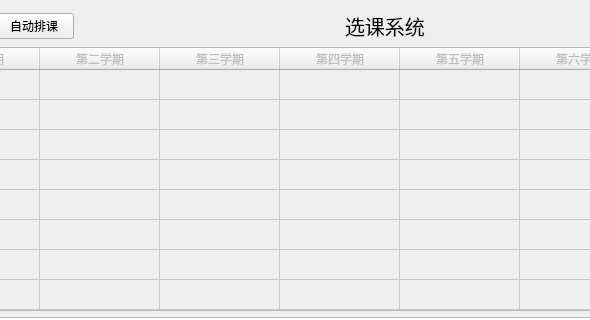
Before: the Qt Designer form CS_true/class_system.ui in AlanChen126/-, drawn with Qt 5; both pictures show x 103 to 693 and y 0 to 320 of the 1000 by 600 pixel window.
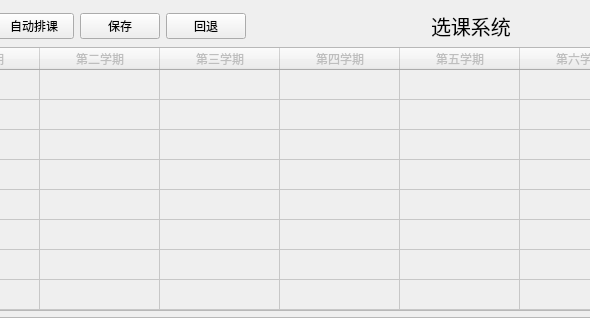
After: the same form once the commit is applied.

Commit message: 添加了回退和保存按钮，adjust函数还是有问题

```diff
--- a/CS_true/class_system.ui
+++ b/CS_true/class_system.ui
@@ -45,6 +45,20 @@
           </property>
          </widget>
         </item>
+        <item>
+         <widget class="QPushButton" name="save">
+          <property name="text">
+           <string>保存</string>
+          </property>
+         </widget>
+        </item>
+        <item>
+         <widget class="QPushButton" name="fallback">
+          <property name="text">
+           <string>回退</string>
+          </property>
+         </widget>
+        </item>
         <item>
          <spacer name="horizontalSpacer">
           <property name="orientation">
```
The commit also changes 36 other files.
